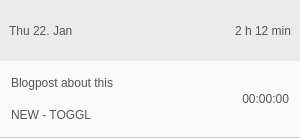
toggl-open-source/toggldesktop, file src/ui/linux/TogglDesktop/timeentrycellwidget.ui: the form before one commit.
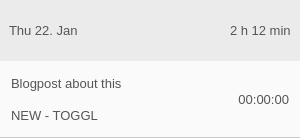
The form after the commit. Icons and pictures are not drawn. Custom widgets are drawn as their Qt base class.

Commit message: Set font sizes in px to avoid DPI issues (linux), #808

What changed in the file:
```diff
--- a/src/ui/linux/TogglDesktop/timeentrycellwidget.ui
+++ b/src/ui/linux/TogglDesktop/timeentrycellwidget.ui
@@ -26,7 +26,7 @@
    <string>Form</string>
   </property>
   <property name="styleSheet">
-   <string notr="true">color:rgb(85, 85, 85);</string>
+   <string notr="true">color:rgb(85, 85, 85);font-size:13px;</string>
   </property>
   <layout class="QVBoxLayout" name="verticalLayout_2">
    <property name="spacing">
```
The commit also changes 9 other files.
